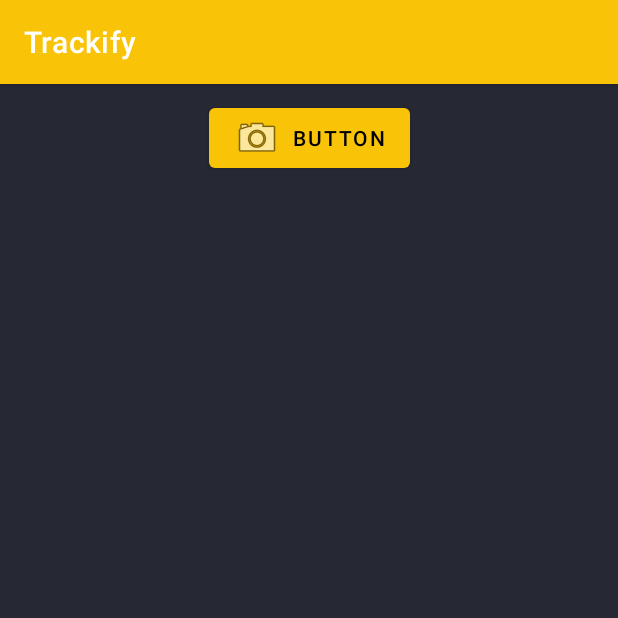
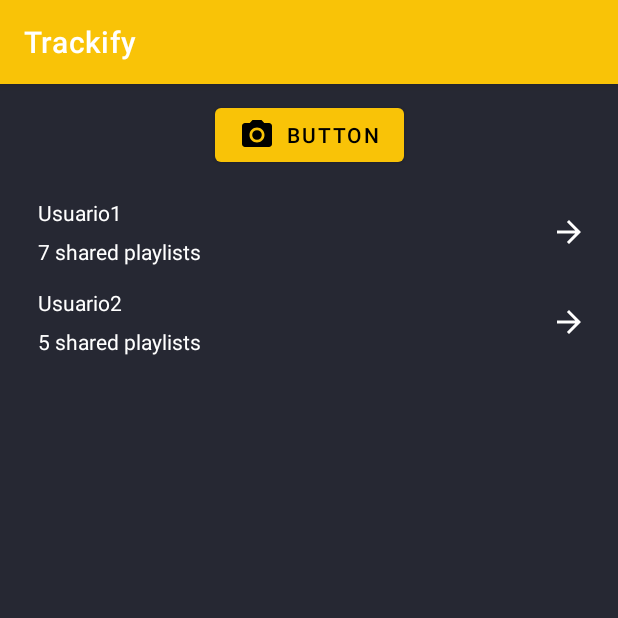
Before and after one commit to davidggondelludc/Trackify, an Android app: the fragment UserFollowingFragment shown on its own in the app's theme, on a phone screen of 412 x 824 dp, the top half of it. Run offline under Robolectric (Android 15) with nearby library versions, the phone set to English and light mode, and no system bars.

Commit message:
User profile mock completed without map

```diff
--- a/Trackify/app/src/main/java/com/apm/trackify/ui/playlist/landing/LandingFragment.kt
+++ b/Trackify/app/src/main/java/com/apm/trackify/ui/playlist/landing/LandingFragment.kt
@@ -30,6 +30,6 @@ class LandingFragment : Fragment() {
 
         navc = Navigation.findNavController(view)
         binding.playlistBtn.setOnClickListener { navc.navigate(R.id.action_navigation_landing_to_navigation_details) }
-        binding.button.setOnClickListener { navc.navigate(R.id.action_navigation_landing_to_navigation_create) }
+        binding.btnCreateNewPlaylist.setOnClickListener { navc.navigate(R.id.action_navigation_landing_to_navigation_create) }
     }
 }
--- /dev/null
+++ b/Trackify/app/src/main/java/com/apm/trackify/ui/user/profile/following/UserFollowing.kt
@@ -0,0 +1,6 @@
+package com.apm.trackify.ui.user.profile.following
+
+data class UserFollowing (
+    val username: String,
+    val sharedPlaylists: Int
+)
--- /dev/null
+++ b/Trackify/app/src/main/java/com/apm/trackify/ui/user/profile/following/UserFollowingAdapter.kt
@@ -0,0 +1,49 @@
+package com.apm.trackify.ui.user.profile.following
+
+import android.view.LayoutInflater
+import android.view.ViewGroup
+import android.widget.TextView
+import androidx.recyclerview.widget.DiffUtil
+import androidx.recyclerview.widget.ListAdapter
+import androidx.recyclerview.widget.RecyclerView
+import com.apm.trackify.databinding.UserFollowingItemBinding
+import com.apm.trackify.databinding.UserSharedRouteItemBinding
+import com.apm.trackify.extensions.toast
+import com.apm.trackify.ui.user.profile.sharedRoutes.SharedRoute
+import com.apm.trackify.ui.user.profile.sharedRoutes.SharedRouteAdapter
+
+class UserFollowingAdapter():
+    ListAdapter<UserFollowing, UserFollowingAdapter.UserFollowingViewHolder>(UserFollowingAdapter.UserFollowingDiffUtil()) {
+
+    class UserFollowingDiffUtil(): DiffUtil.ItemCallback<UserFollowing>() {
+        override fun areItemsTheSame(oldItem: UserFollowing, newItem: UserFollowing): Boolean {
+            return oldItem.username == newItem.username
+            //TODO: meter id en vez de title
+        }
+
+        override fun areContentsTheSame(oldItem: UserFollowing, newItem: UserFollowing): Boolean {
+            return oldItem == newItem
+        }
+    }
+    inner class UserFollowingViewHolder(binding: UserFollowingItemBinding): RecyclerView.ViewHolder(binding.root) {
+        val userNameTextView: TextView = binding.tvUsename
+        val playlistFollowersTextView: TextView = binding.tvUserPlaylists
+
+        init {
+            binding.imgBtnSeeUserFollowing.setOnClickListener{ it.context.toast("Go to user profile") }
+            //binding.sharedRouteItemDelete.setOnClickListener{ it.context.toast("Delete shared playlist") }
+        }
+    }
+
+    override fun onCreateViewHolder(parent: ViewGroup, viewType: Int): UserFollowingViewHolder {
+        return UserFollowingViewHolder(
+            UserFollowingItemBinding.inflate(LayoutInflater.from(parent.context), parent, false)
+        )
+    }
+
+    override fun onBindViewHolder(holder: UserFollowingViewHolder, position: Int) {
+        val currentUserFollowing = getItem(position)
+        holder.userNameTextView.text = currentUserFollowing.username
+        holder.playlistFollowersTextView.text = "${currentUserFollowing.sharedPlaylists} shared playlists"
+    }
+}
--- a/Trackify/app/src/main/java/com/apm/trackify/ui/user/profile/following/UserFollowingFragment.kt
+++ b/Trackify/app/src/main/java/com/apm/trackify/ui/user/profile/following/UserFollowingFragment.kt
@@ -5,15 +5,34 @@ import android.view.LayoutInflater
 import android.view.View
 import android.view.ViewGroup
 import androidx.fragment.app.Fragment
+import androidx.recyclerview.widget.LinearLayoutManager
 import com.apm.trackify.R
+import com.apm.trackify.databinding.UserFollowingFragmentBinding
+import com.apm.trackify.extensions.toast
 
 class UserFollowingFragment: Fragment() {
+
+    private lateinit var userFollowingAdapter: UserFollowingAdapter
 
     override fun onCreateView(
         inflater: LayoutInflater,
         container: ViewGroup?,
         savedInstanceState: Bundle?
     ): View {
-        return inflater.inflate(R.layout.user_following_fragment, container, false)
+        val binding = UserFollowingFragmentBinding.inflate(inflater, container, false)
+
+        binding.btnReadUserQr.setOnClickListener { it.context.toast("Read user QR") }
+
+        val userFollowingList = mutableListOf<UserFollowing>(
+            UserFollowing("Usuario1", 7),
+            UserFollowing("Usuario2", 5)
+        )
+        userFollowingAdapter = UserFollowingAdapter().apply { submitList(userFollowingList) }
+
+        val userFollowingView = binding.rvUsersFollowing
+        userFollowingView.adapter = userFollowingAdapter
+        userFollowingView.layoutManager = LinearLayoutManager(userFollowingView.context)
+
+        return binding.root
     }
 }
--- a/Trackify/app/src/main/java/com/apm/trackify/ui/user/profile/sharedRoutes/SharedRouteAdapter.kt
+++ b/Trackify/app/src/main/java/com/apm/trackify/ui/user/profile/sharedRoutes/SharedRouteAdapter.kt
@@ -28,6 +28,7 @@ class SharedRouteAdapter():
         val playlistFollowersTextView: TextView = binding.twPlaylistFollowers
 
         init {
+            binding.root.setOnClickListener { it.context.toast("Show map of the route") }
             binding.sharedRouteItemShare.setOnClickListener{ it.context.toast("Share playlist") }
             binding.sharedRouteItemDelete.setOnClickListener{ it.context.toast("Delete shared playlist") }
         }
--- /dev/null
+++ b/Trackify/app/src/main/res/drawable/ic_arrowforward.xml
@@ -0,0 +1,9 @@
+<vector xmlns:android="http://schemas.android.com/apk/res/android"
+    android:width="24dp"
+    android:height="24dp"
+    android:viewportWidth="24"
+    android:viewportHeight="24">
+  <path
+      android:fillColor="@color/white"
+      android:pathData="M12,4l-1.41,1.41L16.17,11H4v2h12.17l-5.58,5.59L12,20l8,-8z"/>
+</vector>
--- /dev/null
+++ b/Trackify/app/src/main/res/drawable/ic_camera.xml
@@ -0,0 +1,12 @@
+<vector xmlns:android="http://schemas.android.com/apk/res/android"
+    android:width="24dp"
+    android:height="24dp"
+    android:viewportWidth="24"
+    android:viewportHeight="24">
+  <path
+      android:fillColor="#FF000000"
+      android:pathData="M12,12m-3.2,0a3.2,3.2 0,1 1,6.4 0a3.2,3.2 0,1 1,-6.4 0"/>
+  <path
+      android:fillColor="#FF000000"
+      android:pathData="M9,2L7.17,4L4,4c-1.1,0 -2,0.9 -2,2v12c0,1.1 0.9,2 2,2h16c1.1,0 2,-0.9 2,-2L22,6c0,-1.1 -0.9,-2 -2,-2h-3.17L15,2L9,2zM12,17c-2.76,0 -5,-2.24 -5,-5s2.24,-5 5,-5 5,2.24 5,5 -2.24,5 -5,5z"/>
+</vector>
--- a/Trackify/app/src/main/res/layout/playlists_landing_fragment.xml
+++ b/Trackify/app/src/main/res/layout/playlists_landing_fragment.xml
@@ -10,7 +10,7 @@
         android:layout_width="75dp"
         android:layout_height="60dp"
         android:clickable="true"
-        app:layout_constraintBottom_toTopOf="@+id/button"
+        app:layout_constraintBottom_toTopOf="@+id/btnReadUserQr"
         app:layout_constraintEnd_toEndOf="parent"
         app:layout_constraintStart_toStartOf="parent"
         app:layout_constraintTop_toTopOf="parent"
@@ -126,7 +126,7 @@
         tools:layout_editor_absoluteY="172dp" />
     -->
     <Button
-        android:id="@+id/button"
+        android:id="@+id/btnCreateNewPlaylist"
         android:layout_width="246dp"
         android:layout_height="43dp"
         android:text="Create New Playlist"
--- a/Trackify/app/src/main/res/layout/user_following_fragment.xml
+++ b/Trackify/app/src/main/res/layout/user_following_fragment.xml
@@ -1,28 +1,28 @@
 <?xml version="1.0" encoding="utf-8"?>
 <androidx.constraintlayout.widget.ConstraintLayout xmlns:android="http://schemas.android.com/apk/res/android"
     xmlns:app="http://schemas.android.com/apk/res-auto"
-    xmlns:tools="http://schemas.android.com/tools"
     android:layout_width="match_parent"
     android:layout_height="match_parent"
     android:padding="10dp">
 
     <Button
-        android:id="@+id/button"
+        android:id="@+id/btnReadUserQr"
         android:layout_width="wrap_content"
         android:layout_height="wrap_content"
-        android:drawableLeft="@android:drawable/ic_menu_camera"
+        android:drawableLeft="@drawable/ic_camera"
         android:text="Button"
         app:layout_constraintEnd_toEndOf="parent"
         app:layout_constraintStart_toStartOf="parent"
         app:layout_constraintTop_toTopOf="parent" />
 
     <androidx.recyclerview.widget.RecyclerView
+        android:id="@+id/rvUsersFollowing"
         android:layout_width="0dp"
         android:layout_height="0dp"
         android:layout_marginTop="10dp"
         app:layout_constraintBottom_toBottomOf="parent"
         app:layout_constraintEnd_toEndOf="parent"
         app:layout_constraintStart_toStartOf="parent"
-        app:layout_constraintTop_toBottomOf="@+id/button" />
+        app:layout_constraintTop_toBottomOf="@+id/btnReadUserQr" />
 
 </androidx.constraintlayout.widget.ConstraintLayout>
--- a/Trackify/app/src/main/res/layout/user_following_item.xml
+++ b/Trackify/app/src/main/res/layout/user_following_item.xml
@@ -1,6 +1,7 @@
 <?xml version="1.0" encoding="utf-8"?>
 <androidx.constraintlayout.widget.ConstraintLayout xmlns:android="http://schemas.android.com/apk/res/android"
     xmlns:app="http://schemas.android.com/apk/res-auto"
+    xmlns:tools="http://schemas.android.com/tools"
     android:layout_width="match_parent"
     android:layout_height="60dp"
     android:paddingStart="15dp"
@@ -12,7 +13,7 @@
         android:layout_height="wrap_content"
         android:layout_marginTop="8dp"
         android:text="User"
-        app:layout_constraintEnd_toStartOf="@+id/ivArrowRight"
+        app:layout_constraintEnd_toStartOf="@+id/imgBtnSeeUserFollowing"
         app:layout_constraintStart_toStartOf="parent"
         app:layout_constraintTop_toTopOf="parent" />
 
@@ -22,18 +23,18 @@
         android:layout_height="wrap_content"
         android:text="Playlist"
         app:layout_constraintBottom_toBottomOf="parent"
-        app:layout_constraintEnd_toStartOf="@+id/ivArrowRight"
+        app:layout_constraintEnd_toStartOf="@+id/imgBtnSeeUserFollowing"
         app:layout_constraintStart_toStartOf="parent"
         app:layout_constraintTop_toBottomOf="@+id/tvUsename" />
 
-    <ImageView
-        android:id="@+id/ivArrowRight"
+    <ImageButton
+        android:id="@+id/imgBtnSeeUserFollowing"
         android:layout_width="30dp"
         android:layout_height="30dp"
-        android:rotation="180"
+        android:background="?attr/selectableItemBackgroundBorderless"
         app:layout_constraintBottom_toBottomOf="parent"
         app:layout_constraintEnd_toEndOf="parent"
         app:layout_constraintTop_toTopOf="parent"
-        app:srcCompat="?attr/actionModeCloseDrawable" />
+        app:srcCompat="@drawable/ic_arrowforward" />
 
 </androidx.constraintlayout.widget.ConstraintLayout>
--- a/Trackify/app/src/main/res/layout/user_shared_routes_fragment.xml
+++ b/Trackify/app/src/main/res/layout/user_shared_routes_fragment.xml
@@ -13,25 +13,14 @@
         app:layout_constraintStart_toStartOf="parent"
         app:layout_constraintTop_toTopOf="parent" />
 
-    <TextView
-        android:id="@+id/textView3"
-        android:layout_width="wrap_content"
-        android:layout_height="wrap_content"
-        android:layout_marginTop="10dp"
-        android:text="Shared PLaylists"
-        app:layout_constraintEnd_toEndOf="parent"
-        app:layout_constraintStart_toStartOf="parent"
-        app:layout_constraintTop_toBottomOf="@+id/mapView" />
-
     <androidx.recyclerview.widget.RecyclerView
         android:id="@+id/rvSharedRouteItems"
         android:layout_width="match_parent"
         android:layout_height="0dp"
-        android:layout_marginTop="10dp"
         app:layout_constraintBottom_toBottomOf="parent"
         app:layout_constraintEnd_toEndOf="parent"
         app:layout_constraintHorizontal_bias="0.0"
         app:layout_constraintStart_toStartOf="parent"
-        app:layout_constraintTop_toBottomOf="@+id/textView3" />
+        app:layout_constraintTop_toBottomOf="@+id/mapView" />
 
 </androidx.constraintlayout.widget.ConstraintLayout>
```
